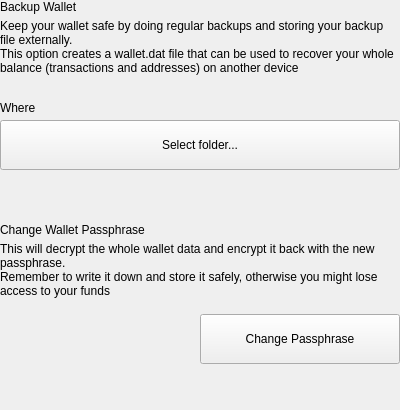
Qt form src/qt/bltg/settings/forms/settingsbackupwallet.ui (minerric/BLTG) before a commit.
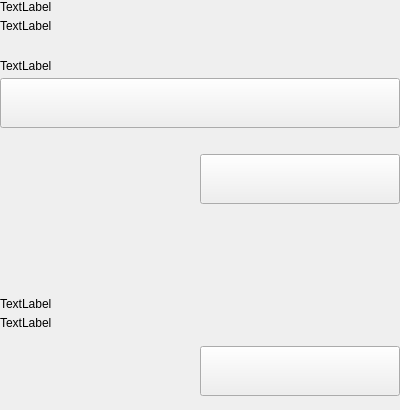
The same form after that commit.

The edit to the form file:
```diff
--- a/src/qt/bltg/settings/forms/settingsbackupwallet.ui
+++ b/src/qt/bltg/settings/forms/settingsbackupwallet.ui
@@ -52,15 +52,14 @@
         <item>
          <widget class="QLabel" name="labelTitle">
           <property name="text">
-           <string>Backup Wallet</string>
+           <string>TextLabel</string>
           </property>
          </widget>
         </item>
         <item>
          <widget class="QLabel" name="labelSubtitle1">
           <property name="text">
-           <string>Keep your wallet safe by doing regular backups and storing your backup file externally.
-This option creates a wallet.dat file that can be used to recover your whole balance (transactions and addresses) on another device</string>
+           <string>TextLabel</string>
           </property>
           <property name="wordWrap">
            <bool>true</bool>
@@ -90,7 +89,7 @@
         <item>
          <widget class="QLabel" name="labelSubtitleLocation">
           <property name="text">
-           <string>Where</string>
+           <string>TextLabel</string>
           </property>
          </widget>
         </item>
@@ -112,7 +111,65 @@
            <enum>Qt::NoFocus</enum>
           </property>
           <property name="text">
-           <string>Select folder...</string>
+           <string/>
+          </property>
+         </widget>
+        </item>
+       </layout>
+      </item>
+      <item>
+       <spacer name="verticalSpacer_4">
+        <property name="orientation">
+         <enum>Qt::Vertical</enum>
+        </property>
+        <property name="sizeType">
+         <enum>QSizePolicy::Fixed</enum>
+        </property>
+        <property name="sizeHint" stdset="0">
+         <size>
+          <width>20</width>
+          <height>20</height>
+         </size>
+        </property>
+       </spacer>
+      </item>
+      <item>
+       <layout class="QHBoxLayout" name="horizontalLayout_7">
+        <item>
+         <spacer name="horizontalSpacer_5">
+          <property name="orientation">
+           <enum>Qt::Horizontal</enum>
+          </property>
+          <property name="sizeType">
+           <enum>QSizePolicy::Expanding</enum>
+          </property>
+          <property name="sizeHint" stdset="0">
+           <size>
+            <width>40</width>
+            <height>20</height>
+           </size>
+          </property>
+         </spacer>
+        </item>
+        <item>
+         <widget class="QPushButton" name="pushButtonSave">
+          <property name="minimumSize">
+           <size>
+            <width>200</width>
+            <height>50</height>
+           </size>
+          </property>
+          <property name="maximumSize">
+           <size>
+            <width>200</width>
+            <height>50</height>
+           </size>
+          </property>
+          <property name="focusPolicy">
+           <enum>Qt::NoFocus</enum>
+          </property>
+          <property name="text">
+           <string/>
           </property>
          </widget>
         </item>
@@ -150,6 +207,19 @@
         </property>
        </widget>
       </item>
+      <item>
+       <spacer name="verticalSpacer_3">
+        <property name="orientation">
+         <enum>Qt::Vertical</enum>
+        </property>
+        <property name="sizeHint" stdset="0">
+         <size>
+          <width>20</width>
+          <height>40</height>
+         </size>
+        </property>
+       </spacer>
+      </item>
       <item>
        <layout class="QVBoxLayout" name="verticalLayoutTitle_2">
         <property name="spacing">
@@ -158,15 +228,14 @@
         <item>
          <widget class="QLabel" name="labelTitle_2">
           <property name="text">
-           <string>Change Wallet Passphrase</string>
+           <string>TextLabel</string>
           </property>
          </widget>
         </item>
         <item>
          <widget class="QLabel" name="labelSubtitle_2">
           <property name="text">
-           <string>This will decrypt the whole wallet data and encrypt it back with the new passphrase.
-Remember to write it down and store it safely, otherwise you might lose access to your funds</string>
+           <string>TextLabel</string>
           </property>
           <property name="wordWrap">
            <bool>true</bool>
@@ -224,7 +293,7 @@
            <enum>Qt::NoFocus</enum>
           </property>
           <property name="text">
-           <string>Change Passphrase</string>
+           <string/>
           </property>
          </widget>
         </item>
```
Left out of the diff: 2 changed lines with no effect on the pictures.
